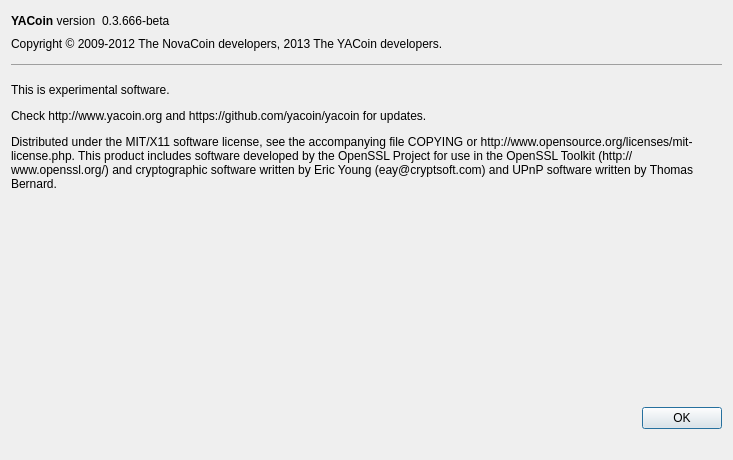
This is src/qt/forms/aboutdialog.ui in yacoin/yacoin as Qt 5 draws it before an edit. The edited form follows.
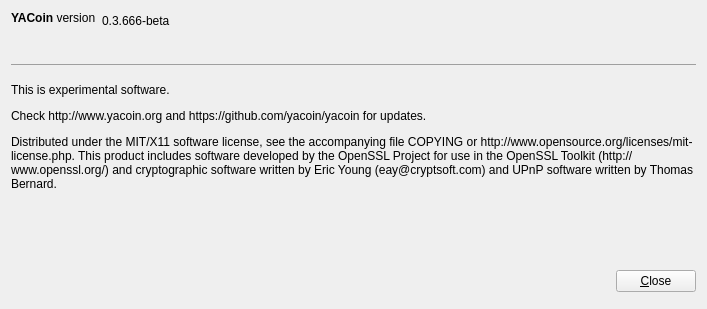
This is the edited form.

Commit message: Built in explorer added to YACoin-Qt!

```diff
--- a/src/qt/forms/aboutdialog.ui
+++ b/src/qt/forms/aboutdialog.ui
@@ -6,13 +6,16 @@
    <rect>
     <x>0</x>
     <y>0</y>
-    <width>733</width>
-    <height>460</height>
+    <width>707</width>
+    <height>309</height>
    </rect>
   </property>
   <property name="windowTitle">
    <string>About YACoin</string>
   </property>
+  <property name="autoFillBackground">
+   <bool>false</bool>
+  </property>
   <layout class="QVBoxLayout" name="verticalLayout">
    <item>
     <layout class="QHBoxLayout" name="horizontalLayout">
@@ -24,6 +27,9 @@
        <property name="text">
         <string>&lt;b&gt;YACoin&lt;/b&gt; version</string>
        </property>
+       <property name="alignment">
+        <set>Qt::AlignLeading|Qt::AlignLeft|Qt::AlignTop</set>
+       </property>
        <property name="textInteractionFlags">
         <set>Qt::LinksAccessibleByMouse|Qt::TextSelectableByKeyboard|Qt::TextSelectableByMouse</set>
        </property>
@@ -63,7 +69,7 @@
       <cursorShape>IBeamCursor</cursorShape>
      </property>
      <property name="text">
-      <string>Copyright © 2009-2012 The NovaCoin developers, 2013 The YACoin developers. </string>
+      <string/>
      </property>
      <property name="textInteractionFlags">
       <set>Qt::LinksAccessibleByMouse|Qt::TextSelectableByKeyboard|Qt::TextSelectableByMouse</set>
@@ -100,28 +106,40 @@
     </spacer>
    </item>
    <item>
-    <widget class="QDialogButtonBox" name="buttonBox">
+    <widget class="QPushButton" name="closeButton">
+     <property name="maximumSize">
+      <size>
+       <width>80</width>
+       <height>16777215</height>
+      </size>
+     </property>
+     <property name="layoutDirection">
+      <enum>Qt::RightToLeft</enum>
+     </property>
+     <property name="text">
+      <string>&amp;Close</string>
+     </property>
+     <property name="autoDefault">
+      <bool>false</bool>
+     </property>
+    </widget>
+   </item>
+   <item>
+    <widget class="QDialogButtonBox" name="closeAboutButton">
+     <property name="toolTip">
+      <string>closes this window</string>
+     </property>
      <property name="orientation">
       <enum>Qt::Horizontal</enum>
      </property>
      <property name="standardButtons">
-      <set>QDialogButtonBox::Ok</set>
+      <set>QDialogButtonBox::NoButton</set>
+     </property>
+     <property name="autoDefault" stdset="0">
+      <bool>false</bool>
      </property>
     </widget>
    </item>
-   <item>
-    <spacer name="horizontalSpacer">
-     <property name="orientation">
-      <enum>Qt::Horizontal</enum>
-     </property>
-     <property name="sizeHint" stdset="0">
-      <size>
-       <width>712</width>
-       <height>20</height>
-      </size>
-     </property>
-    </spacer>
-   </item>
   </layout>
  </widget>
  <resources/>
```
Left out of the diff: 4 changed lines with no effect on the pictures. The commit also changes 21 other files.
